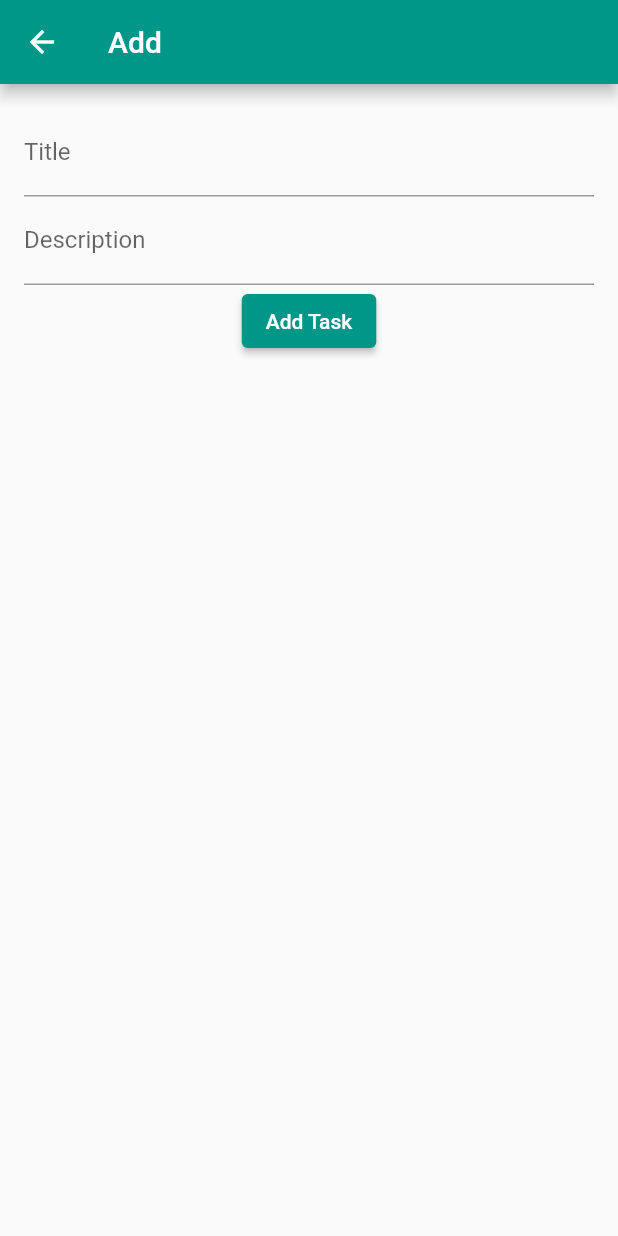
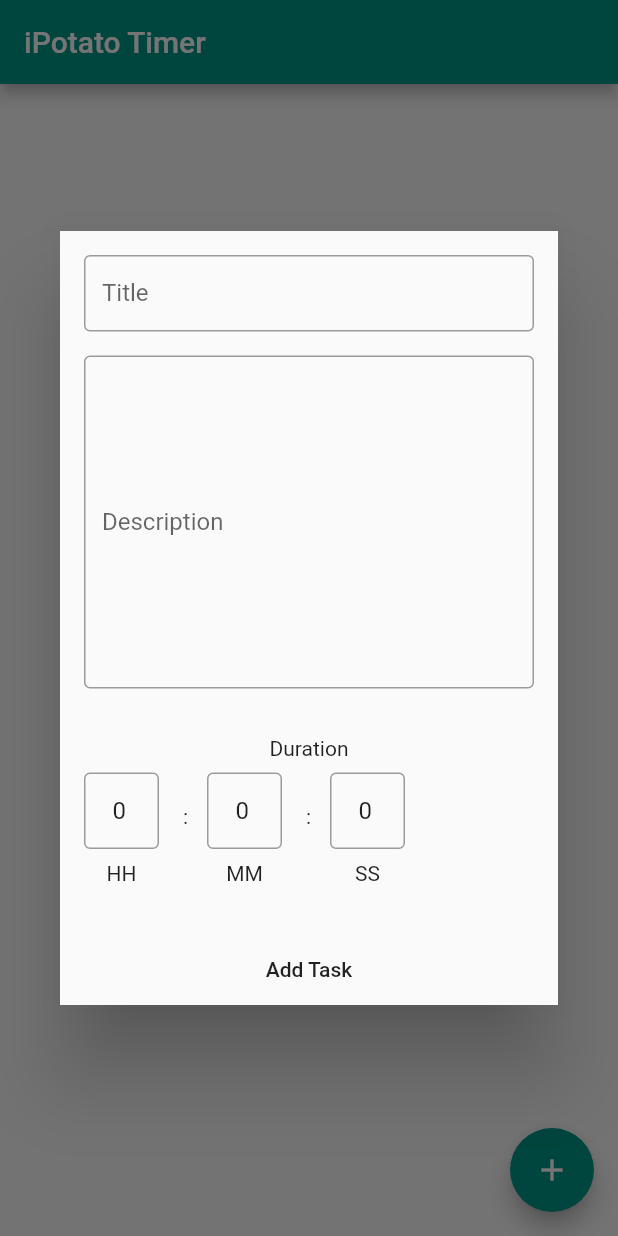
Before and after one commit to burhanrashid52/ipotato_timer, a Flutter app: the screen it shows after launch, after a tap on the "add" icon, on a phone screen of 412 x 824 dp. Run offline on Flutter 3.47's test engine with Material 2 defaults, Android fonts, the phone set to English and light mode, and no system bars; our stand-ins replace clock, drift; accounts and stored records are empty; generated files the repository leaves out were written again.

Commit message:
Duration Selection

```diff
--- a/lib/add_task.dart
+++ b/lib/add_task.dart
@@ -1,9 +1,19 @@
 import 'package:clock/clock.dart';
 import 'package:flutter/material.dart';
 import 'package:ipotato_timer/data/data_source.dart';
+import 'package:ipotato_timer/widget/duration_selector.dart';
 
 class AddTaskPage extends StatefulWidget {
   const AddTaskPage({Key? key}) : super(key: key);
+
+  static Future<void> launchDialog(BuildContext context) {
+    return showDialog(
+      context: context,
+      builder: (_) => const Dialog(
+        child: AddTaskPage(),
+      ),
+    );
+  }
 
   @override
   State<AddTaskPage> createState() => _AddTaskPageState();
@@ -16,27 +26,50 @@ class _AddTaskPageState extends State<AddTaskPage> {
 
   @override
   Widget build(BuildContext context) {
-    return Scaffold(
-      appBar: AppBar(title: const Text('Add')),
-      body: Padding(
+    return SingleChildScrollView(
+      child: Material(
+        child: IntrinsicHeight(
+          child: Column(
+            crossAxisAlignment: CrossAxisAlignment.stretch,
+            children: [
+              Padding(
                 padding: const EdgeInsets.all(16.0),
                 child: Column(
                   children: [
-            TextFormField(
+                    TextField(
                       key: const ValueKey('text_field_title'),
                       decoration: const InputDecoration(
+                        border: OutlineInputBorder(),
+                        isDense: true,
                         labelText: 'Title',
                       ),
                       onChanged: (value) => setState(() => _title = value),
                     ),
-            TextFormField(
+                    const SizedBox(height: 16),
+                    TextField(
                       key: const ValueKey('text_field_description'),
                       decoration: const InputDecoration(
+                        border: OutlineInputBorder(),
+                        isDense: true,
                         labelText: 'Description',
                       ),
-              onChanged: (value) => setState(() => _description = value),
+                      minLines: 10,
+                      maxLines: 20,
+                      onChanged: (value) =>
+                          setState(() => _description = value),
                     ),
-            ElevatedButton(
+                    const SizedBox(height: 32),
+                    const Text('Duration'),
+                    const SizedBox(height: 8),
+                    DurationSelector(
+                      onDurationChanged: (value) =>
+                          setState(() => _duration = value),
+                    ),
+                  ],
+                ),
+              ),
+              const SizedBox(height: 16),
+              MaterialButton(
                 onPressed: () {
                   final task = _buildTask();
                   final (:isValid, :errMsg) = repository.validate(task);
@@ -52,8 +85,9 @@ class _AddTaskPageState extends State<AddTaskPage> {
                   }
                 },
                 child: const Text('Add Task'),
-            )
+              ),
             ],
+          ),
         ),
       ),
     );
--- a/lib/data/task.dart
+++ b/lib/data/task.dart
@@ -31,7 +31,7 @@ class Task {
     this.elapsedDuration = Duration.zero,
   });
 
-  bool get isFinished => elapsedDuration.inSeconds >= duration.inSeconds;
+  bool get isFinished => totalElapsed.inSeconds >= duration.inSeconds;
 
   bool get isRunning => startedAt != null && !isFinished;
 
--- a/lib/data/task_repository.dart
+++ b/lib/data/task_repository.dart
@@ -33,7 +33,7 @@ class TaskRepository {
     if (task.title.isEmpty) {
       return (isValid: false, errMsg: 'Title cannot be empty');
     }
-    if (task.duration.inSeconds == 0) {
+    if (task.duration.inMilliseconds == 0) {
       return (isValid: false, errMsg: 'Duration cannot be 0');
     }
     return (isValid: true, errMsg: '');
--- a/lib/main.dart
+++ b/lib/main.dart
@@ -103,15 +103,8 @@ class HomePage extends StatelessWidget {
         },
       ),
       floatingActionButton: FloatingActionButton(
-        onPressed: () {
-          Navigator.push(
-            context,
-            MaterialPageRoute(
-              builder: (context) => AddTaskPage(),
-            ),
-          );
-        },
-        tooltip: 'Increment',
+        onPressed: () => AddTaskPage.launchDialog(context),
+        tooltip: 'Add task',
         child: const Icon(Icons.add),
       ),
     );
--- /dev/null
+++ b/lib/widget/duration_selector.dart
@@ -0,0 +1,112 @@
+import 'package:flutter/material.dart';
+import 'package:flutter/services.dart';
+
+class DurationSelector extends StatefulWidget {
+  const DurationSelector({
+    super.key,
+    required this.onDurationChanged,
+  });
+
+  final Function(Duration) onDurationChanged;
+
+  @override
+  _DurationSelectorState createState() => _DurationSelectorState();
+}
+
+class _DurationSelectorState extends State<DurationSelector> {
+  final TextEditingController _hoursController =
+      TextEditingController(text: '0');
+  final TextEditingController _minutesController =
+      TextEditingController(text: '0');
+  final TextEditingController _secondsController =
+      TextEditingController(text: '0');
+
+  @override
+  Widget build(BuildContext context) {
+    return Row(
+      crossAxisAlignment: CrossAxisAlignment.center,
+      children: [
+        _buildDurationField('HH', _hoursController),
+        const SizedBox(
+          width: 32,
+          height: 32,
+          child: Text(
+            " : ",
+            textAlign: TextAlign.center,
+          ),
+        ),
+        _buildDurationField('MM', _minutesController),
+        const SizedBox(
+          width: 32,
+          height: 32,
+          child: Text(
+            " : ",
+            textAlign: TextAlign.center,
+          ),
+        ),
+        _buildDurationField('SS', _secondsController),
+      ],
+    );
+  }
+
+  Widget _buildDurationField(String label, TextEditingController controller) {
+    return Column(
+      mainAxisSize: MainAxisSize.min,
+      children: [
+        SizedBox(
+          width: 50,
+          child: TextField(
+            key: ValueKey('text_field_$label'),
+            controller: controller,
+            keyboardType: TextInputType.number,
+            textAlign: TextAlign.center,
+            inputFormatters: [
+              _DurationRangeFormatter(),
+            ],
+            decoration: const InputDecoration(
+              border: OutlineInputBorder(),
+              isDense: true,
+            ),
+            onChanged: (_) => widget.onDurationChanged(_buildDuration()),
+          ),
+        ),
+        const SizedBox(height: 8),
+        Text(label),
+      ],
+    );
+  }
+
+  Duration _buildDuration() {
+    final hoursText = _hoursController.text;
+    final hours = hoursText.isEmpty ? 0 : int.parse(hoursText);
+
+    final minutesText = _minutesController.text;
+    final minutes = minutesText.isEmpty ? 0 : int.parse(minutesText);
+
+    final secondText = _secondsController.text;
+    final seconds = secondText.isEmpty ? 0 : int.parse(secondText);
+
+    return Duration(hours: hours, minutes: minutes, seconds: seconds);
+  }
+
+  @override
+  void dispose() {
+    _hoursController.dispose();
+    _minutesController.dispose();
+    _secondsController.dispose();
+    super.dispose();
+  }
+}
+
+class _DurationRangeFormatter extends TextInputFormatter {
+  @override
+  TextEditingValue formatEditUpdate(
+    TextEditingValue oldValue,
+    TextEditingValue newValue,
+  ) {
+    if (newValue.text.length > 2) {
+      return oldValue;
+    }
+    return newValue;
+  }
+}
```
Also changed, not shown: 1 other file. Lines whose indentation alone changed are shown as unchanged.
